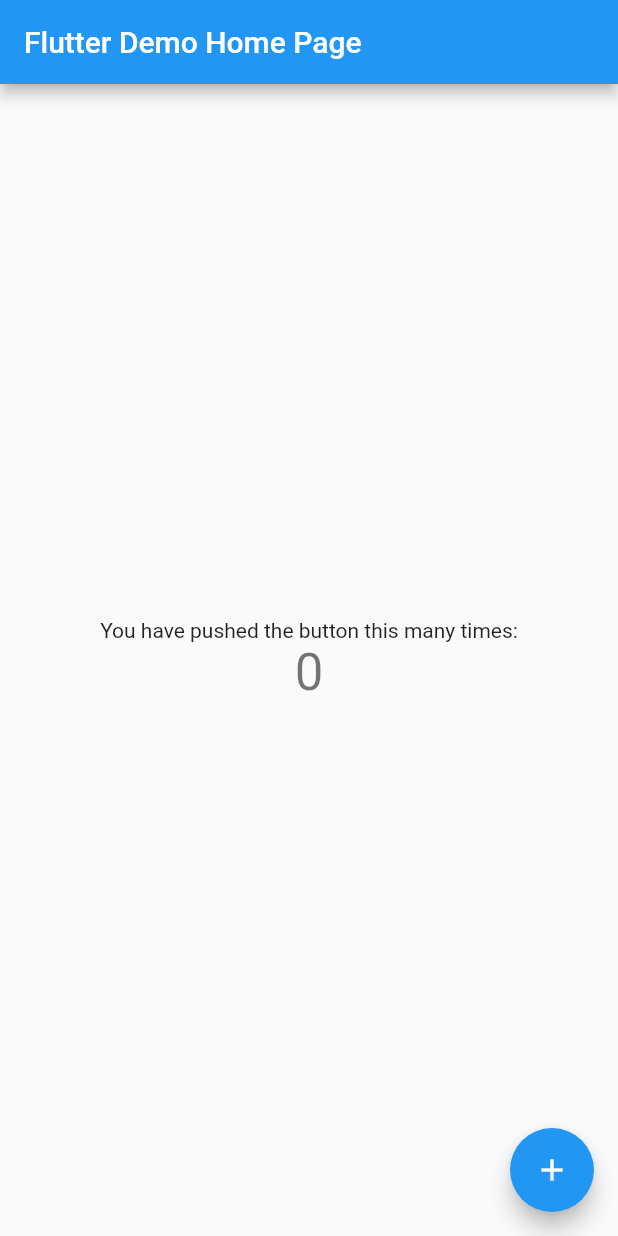
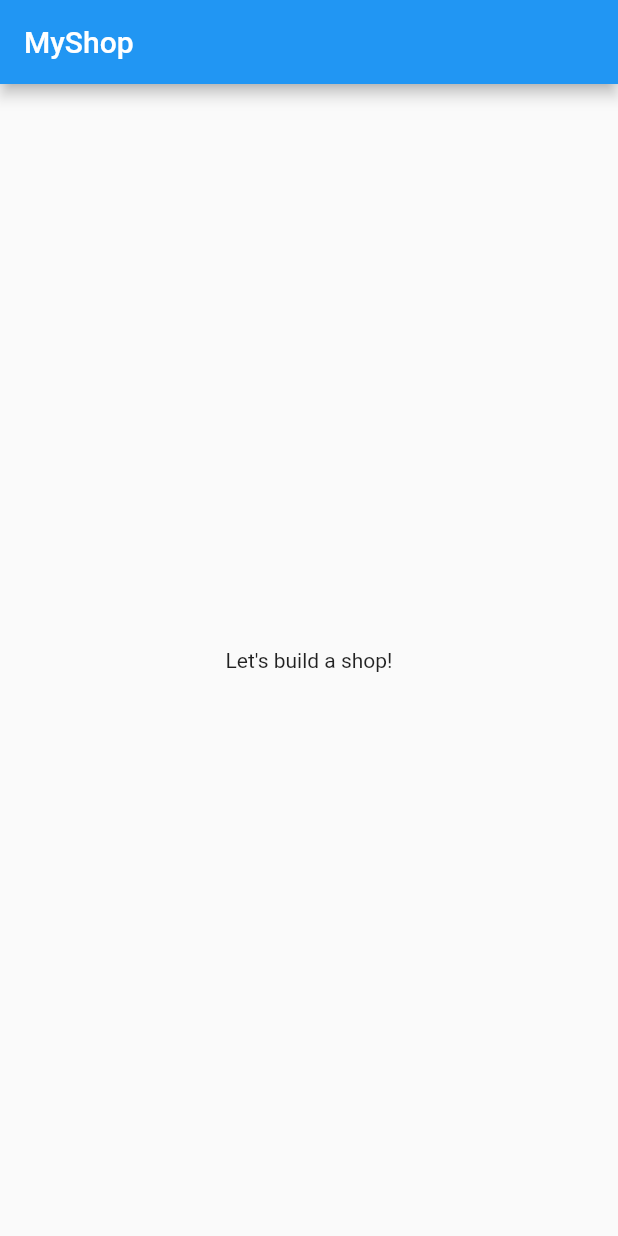
Before and after one commit to massimilianoporzio/shopapp, a Flutter app: the screen it shows after launch, on a phone screen of 412 x 824 dp. Run offline on Flutter 3.47's test engine with Material 2 defaults, Android fonts, the light colour scheme and no system bars.

Commit message:
starting point

```diff
--- a/lib/main.dart
+++ b/lib/main.dart
@@ -1,115 +1,34 @@
 import 'package:flutter/material.dart';
 
-void main() {
-  runApp(const MyApp());
-}
+void main() => runApp(const MyApp());
 
 class MyApp extends StatelessWidget {
   const MyApp({super.key});
 
-  // This widget is the root of your application.
   @override
   Widget build(BuildContext context) {
     return MaterialApp(
-      title: 'Flutter Demo',
+      title: 'MyShop',
       theme: ThemeData(
-        // This is the theme of your application.
-        //
-        // Try running your application with "flutter run". You'll see the
-        // application has a blue toolbar. Then, without quitting the app, try
-        // changing the primarySwatch below to Colors.green and then invoke
-        // "hot reload" (press "r" in the console where you ran "flutter run",
-        // or simply save your changes to "hot reload" in a Flutter IDE).
-        // Notice that the counter didn't reset back to zero; the application
-        // is not restarted.
         primarySwatch: Colors.blue,
       ),
-      home: const MyHomePage(title: 'Flutter Demo Home Page'),
+      home: const MyHomePage(),
     );
   }
 }
 
-class MyHomePage extends StatefulWidget {
-  const MyHomePage({super.key, required this.title});
-
-  // This widget is the home page of your application. It is stateful, meaning
-  // that it has a State object (defined below) that contains fields that affect
-  // how it looks.
-
-  // This class is the configuration for the state. It holds the values (in this
-  // case the title) provided by the parent (in this case the App widget) and
-  // used by the build method of the State. Fields in a Widget subclass are
-  // always marked "final".
-
-  final String title;
-
-  @override
-  State<MyHomePage> createState() => _MyHomePageState();
-}
-
-class _MyHomePageState extends State<MyHomePage> {
-  int _counter = 0;
-
-  void _incrementCounter() {
-    setState(() {
-      // This call to setState tells the Flutter framework that something has
-      // changed in this State, which causes it to rerun the build method below
-      // so that the display can reflect the updated values. If we changed
-      // _counter without calling setState(), then the build method would not be
-      // called again, and so nothing would appear to happen.
-      _counter++;
-    });
-  }
+class MyHomePage extends StatelessWidget {
+  const MyHomePage({super.key});
 
   @override
   Widget build(BuildContext context) {
-    // This method is rerun every time setState is called, for instance as done
-    // by the _incrementCounter method above.
-    //
-    // The Flutter framework has been optimized to make rerunning build methods
-    // fast, so that you can just rebuild anything that needs updating rather
-    // than having to individually change instances of widgets.
     return Scaffold(
       appBar: AppBar(
-        // Here we take the value from the MyHomePage object that was created by
-        // the App.build method, and use it to set our appbar title.
-        title: Text(widget.title),
+        title: const Text('MyShop'),
       ),
-      body: Center(
-        // Center is a layout widget. It takes a single child and positions it
-        // in the middle of the parent.
-        child: Column(
-          // Column is also a layout widget. It takes a list of children and
-          // arranges them vertically. By default, it sizes itself to fit its
-          // children horizontally, and tries to be as tall as its parent.
-          //
-          // Invoke "debug painting" (press "p" in the console, choose the
-          // "Toggle Debug Paint" action from the Flutter Inspector in Android
-          // Studio, or the "Toggle Debug Paint" command in Visual Studio Code)
-          // to see the wireframe for each widget.
-          //
-          // Column has various properties to control how it sizes itself and
-          // how it positions its children. Here we use mainAxisAlignment to
-          // center the children vertically; the main axis here is the vertical
-          // axis because Columns are vertical (the cross axis would be
-          // horizontal).
-          mainAxisAlignment: MainAxisAlignment.center,
-          children: <Widget>[
-            const Text(
-              'You have pushed the button this many times:',
-            ),
-            Text(
-              '$_counter',
-              style: Theme.of(context).textTheme.headline4,
-            ),
-          ],
-        ),
+      body: const Center(
+        child: Text('Let\'s build a shop!'),
       ),
-      floatingActionButton: FloatingActionButton(
-        onPressed: _incrementCounter,
-        tooltip: 'Increment',
-        child: const Icon(Icons.add),
-      ), // This trailing comma makes auto-formatting nicer for build methods.
     );
   }
 }
```
